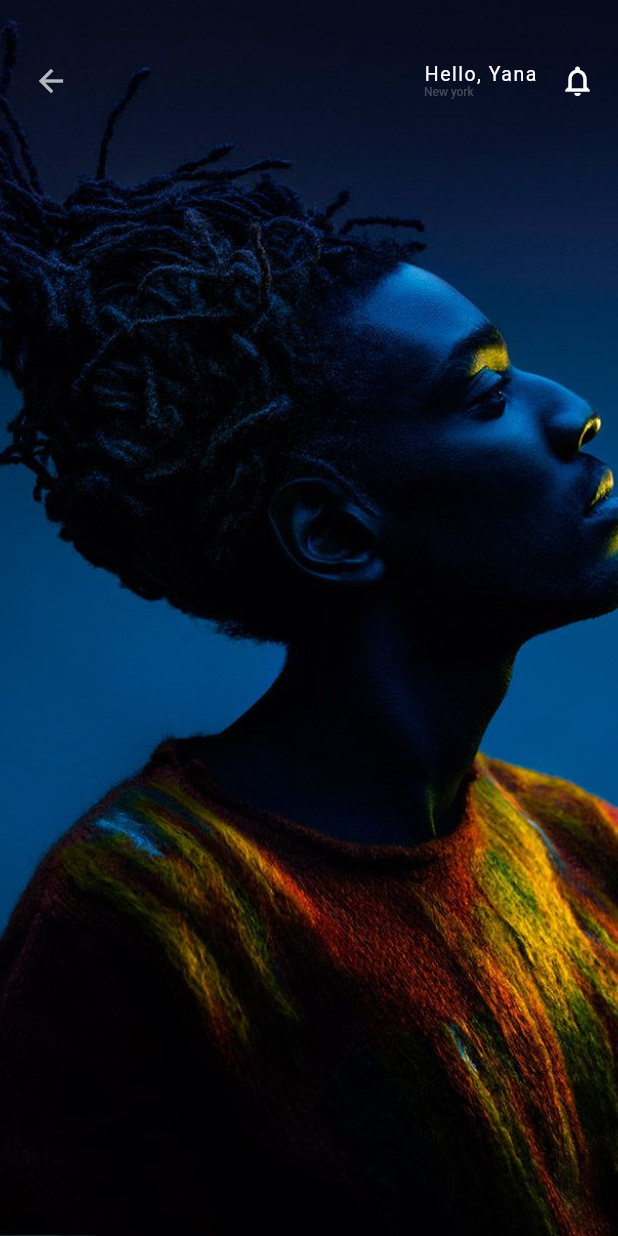
After one commit to td-santos/Flutter_UI_Projects, a Flutter app: the screen it shows after launch, after a tap on "idk", on a phone screen of 412 x 824 dp. The commit adds this screen. Run offline on Flutter 3.47's test engine with Material 2 defaults, Android fonts, the phone set to English and light mode, and no system bars.

Commit message:
commit tela player
- adicionado tela de player
- add appbar

```diff
--- a/music_app/lib/screens/Home.dart
+++ b/music_app/lib/screens/Home.dart
@@ -2,6 +2,7 @@ import 'package:flutter/material.dart';
 import 'package:music_app/components/cardPlayList.dart';
 import 'package:music_app/components/cardSongs.dart';
 import 'package:music_app/model/PlayListModel.dart';
+import 'package:music_app/screens/Player.dart';
 
 class Home extends StatefulWidget {
   @override
@@ -214,7 +215,13 @@ class _HomeState extends State<Home> {
   }
 
   Widget _bottomPlayer() {
-    return Container(
+    return GestureDetector(
+      onTap: (){
+        Navigator.push(context, MaterialPageRoute(
+          builder: (context) => Player()
+          ));
+      },
+          child: Container(
         padding: EdgeInsets.only(left: 10, right: 10, top: 10, bottom: 20),
         decoration: BoxDecoration(
             color: Color(0xff292A3E),
@@ -312,6 +319,7 @@ class _HomeState extends State<Home> {
             )
           ],
         ),
+      ),
     );
   }
 }
--- /dev/null
+++ b/music_app/lib/screens/Player.dart
@@ -0,0 +1,75 @@
+import 'package:flutter/material.dart';
+
+class Player extends StatefulWidget {
+  @override
+  _PlayerState createState() => _PlayerState();
+}
+
+class _PlayerState extends State<Player> {
+  @override
+  Widget build(BuildContext context) {
+
+    double height = MediaQuery.of(context).size.height;
+    double width = MediaQuery.of(context).size.width;
+    return Scaffold(
+      body: Stack(
+        children: <Widget>[
+          Container(
+            height: height,
+            width: width,
+            child: Image.asset("assets/capa_6.jpg",fit: BoxFit.cover,)
+          ),
+          Positioned(
+            top: 30,
+            left: 0,
+            right: 0,
+            child: _appBar()
+          ),
+
+        ],
+      ),
+    );
+  }
+  Widget _appBar(){
+    return Container(
+      padding: EdgeInsets.only(left: 10, right: 10, top: 0),
+      child: Row(
+        mainAxisAlignment: MainAxisAlignment.spaceBetween,
+        children: <Widget>[
+          IconButton(
+            onPressed: () => Navigator.pop(context),
+            icon:Icon(
+              Icons.arrow_back,
+              color: Colors.white70,
+            ),
+          ),
+          Row(
+            children: <Widget>[
+              Column(
+                crossAxisAlignment: CrossAxisAlignment.start,
+                children: <Widget>[
+                  Text(
+                    "Hello, Yana",
+                    style: TextStyle(
+                        letterSpacing: 1, color: Colors.white, fontSize: 13),
+                  ),
+                  Text(
+                    "New york",
+                    style: TextStyle(color: Colors.white24, fontSize: 8),
+                  )
+                ],
+              ),
+              Padding(
+                padding: EdgeInsets.only(left: 15, right: 5),
+                child: Icon(
+                  Icons.notifications_none,
+                  color: Colors.white,
+                ),
+              )
+            ],
+          )
+        ],
+      ),
+    );
+  }
+}
```
Lines whose indentation alone changed are shown as unchanged.
